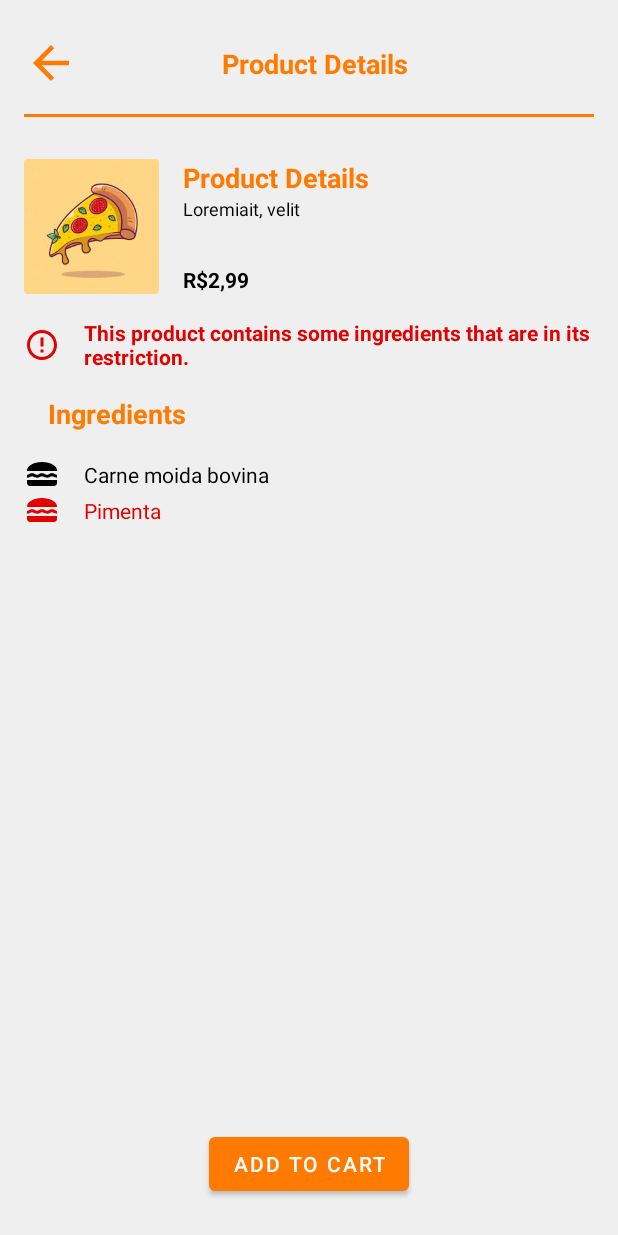
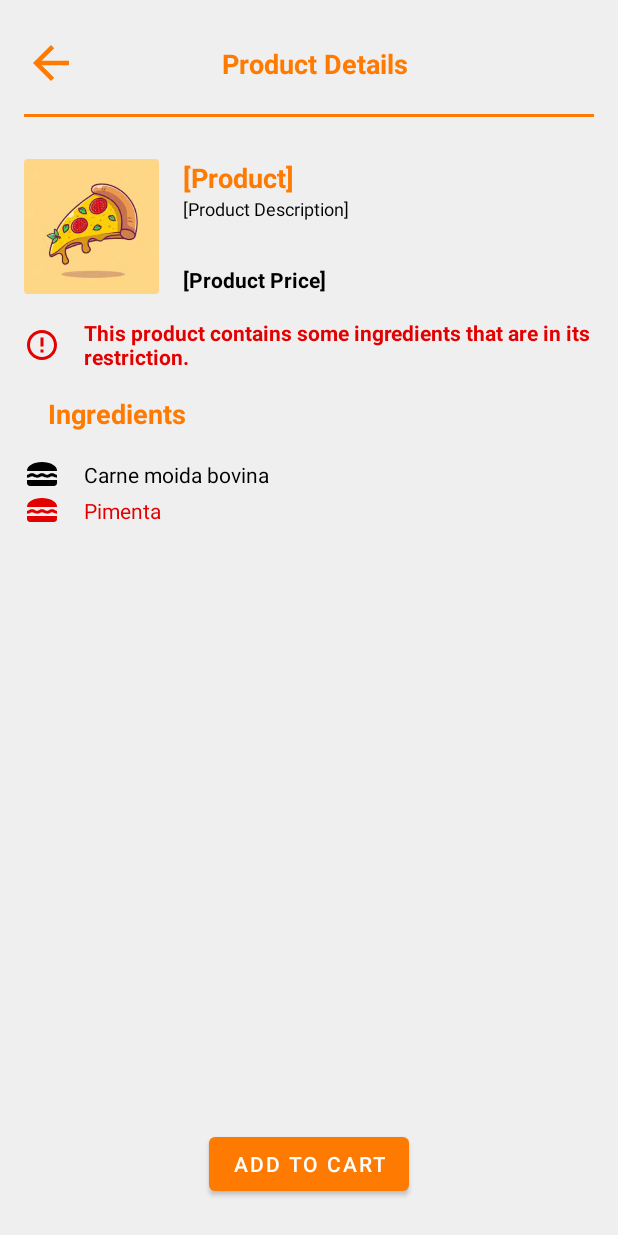
Before and after one commit to miguel57403/safe-eat-client, an Android app: the screen it shows after launch (ProductDetailsActivity), on a phone screen of 412 x 824 dp. Run offline under Robolectric (Android 15) with nearby library versions, the phone set to English and light mode, and no system bars.

Commit message:
Refactor to merge

```diff
--- a/app/src/main/java/mb/safeEat/CartActivity.kt
+++ b/app/src/main/java/mb/safeEat/CartActivity.kt
@@ -29,11 +29,11 @@ class CartActivity : AppCompatActivity() {
     }
 
     private fun createList(): ArrayList<Product> {
-        val list = ArrayList<Product>()
-        list.add(Product(product = "Pizza acebolada", quantifyItem = 3, priceItem = 14.99F, warn = true))
-        list.add(Product(product = "Pizza 4 queijos", quantifyItem = 1, priceItem = 2.99F, warn = false))
-        list.add(Product(product = "Pizza de achova", quantifyItem = 2, priceItem = 2.99F, warn = false))
-        return list
+        return arrayListOf(
+            Product(product = "Pizza acebolada", quantifyItem = 3, priceItem = 14.99F, warn = true),
+            Product(product = "Pizza 4 queijos", quantifyItem = 1, priceItem = 2.99F, warn = false),
+            Product(product = "Pizza de achova", quantifyItem = 2, priceItem = 2.99F, warn = false)
+        )
     }
 }
 
--- a/app/src/main/java/mb/safeEat/ProductDetailsActivity.kt
+++ b/app/src/main/java/mb/safeEat/ProductDetailsActivity.kt
@@ -19,15 +19,17 @@ class ProductDetailsActivity : AppCompatActivity() {
     }
 
     private fun initAdapter() {
-        val adapter = ProductDetailAdapter(
-            arrayListOf(
-                ProductDetail("Carne moida bovina", false),
-                ProductDetail("Pimenta", true),
-            )
-        )
+        val adapter = ProductDetailAdapter(createList())
         val items = findViewById<RecyclerView>(R.id.product_detail_items)
         items.layoutManager = LinearLayoutManager(this)
         items.adapter = adapter
+    }
+
+    private fun createList(): java.util.ArrayList<ProductDetail> {
+        return arrayListOf(
+            ProductDetail("Carne moida bovina", false),
+            ProductDetail("Pimenta", true),
+        )
     }
 }
 
@@ -51,12 +53,12 @@ class ProductDetailAdapter(private var data: ArrayList<ProductDetail>) :
     }
 
     class ViewHolder(itemView: View) : RecyclerView.ViewHolder(itemView) {
-        val content = itemView.findViewById<TextView>(R.id.product_details_item_content)
-        val image = itemView.findViewById<ImageView>(R.id.product_details_item_image)
+        private val content = itemView.findViewById<TextView>(R.id.product_details_item_content)
+        private val image = itemView.findViewById<ImageView>(R.id.product_details_item_image)
 
         fun bind(item: ProductDetail) {
             content.text = item.name
-            if(item.isRestrict) {
+            if (item.isRestrict) {
                 val color = ContextCompat.getColor(itemView.context, R.color.red)
                 content.setTextColor(color)
                 image.setColorFilter(color)
--- a/app/src/main/res/layout/activity_product_details.xml
+++ b/app/src/main/res/layout/activity_product_details.xml
@@ -4,10 +4,9 @@
     xmlns:tools="http://schemas.android.com/tools"
     android:layout_width="match_parent"
     android:layout_height="match_parent"
-    tools:context=".ProductDetailsActivity"
     android:paddingHorizontal="16dp"
     android:paddingVertical="24dp"
-    >
+    tools:context=".ProductDetailsActivity">
 
     <androidx.constraintlayout.widget.ConstraintLayout
         android:id="@+id/orders_header"
@@ -21,25 +20,25 @@
             android:id="@+id/product_details_image"
             android:layout_width="36dp"
             android:layout_height="36dp"
+            android:contentDescription="@string/d_back_button"
+            android:src="@drawable/baseline_arrow_back_24"
             app:layout_constraintStart_toStartOf="parent"
             app:layout_constraintTop_toTopOf="parent"
-            app:tint="@color/orange_500"
-            android:src="@drawable/baseline_arrow_back_24"/>
+            app:tint="@color/orange_500" />
 
         <TextView
             android:id="@+id/product_details_title"
             android:layout_width="wrap_content"
             android:layout_height="wrap_content"
             android:layout_marginStart="8dp"
+            android:text="@string/product_details"
+            android:textColor="@color/orange_500"
+            android:textSize="18sp"
+            android:textStyle="bold"
+            app:layout_constraintBottom_toBottomOf="parent"
+            app:layout_constraintEnd_toEndOf="parent"
             app:layout_constraintStart_toStartOf="parent"
-            app:layout_constraintEnd_toEndOf="parent"
-            app:layout_constraintTop_toTopOf="parent"
-            app:layout_constraintBottom_toBottomOf="parent"
-            android:textColor="@color/orange_500"
-            android:textStyle="bold"
-            android:textSize="18sp"
-            android:text="Product Details" />
-
+            app:layout_constraintTop_toTopOf="parent" />
     </androidx.constraintlayout.widget.ConstraintLayout>
 
     <FrameLayout
@@ -52,8 +51,6 @@
         app:layout_constraintStart_toStartOf="parent"
         app:layout_constraintTop_toBottomOf="@+id/orders_header" />
 
-
-
     <androidx.constraintlayout.widget.ConstraintLayout
         android:id="@+id/product_details_content_card"
         android:layout_width="match_parent"
@@ -61,62 +58,56 @@
         android:layout_marginTop="30dp"
         app:layout_constraintTop_toTopOf="@+id/orders_divider">
 
-
-
         <ImageView
             android:id="@+id/product_details_content_card_image"
             android:layout_width="90dp"
             android:layout_height="90dp"
+            android:contentDescription="@string/d_product_image"
+            android:src="@drawable/detail_product_pizza"
             app:layout_constraintStart_toStartOf="parent"
-                app:layout_constraintTop_toTopOf="parent"
-                android:src="@drawable/detail_product_pizza"/>
+            app:layout_constraintTop_toTopOf="parent" />
 
         <TextView
             android:id="@+id/product_details_content_card_title"
             android:layout_width="wrap_content"
             android:layout_height="wrap_content"
             android:layout_marginStart="16dp"
+            android:text="@string/k_product"
+            android:textColor="@color/orange_500"
+            android:textSize="18sp"
+            android:textStyle="bold"
             app:layout_constraintStart_toEndOf="@+id/product_details_content_card_image"
-                app:layout_constraintTop_toTopOf="parent"
-                android:textColor="@color/orange_500"
-                android:textStyle="bold"
-                android:textSize="18sp"
-                android:text="Product Details" />
+            app:layout_constraintTop_toTopOf="parent" />
 
         <TextView
             android:id="@+id/product_details_content_card_content"
             android:layout_width="0dp"
             android:layout_height="0dp"
+            android:layout_marginStart="16dp"
+            android:ellipsize="end"
             android:justificationMode="inter_word"
-            android:layout_marginStart="16dp"
+            android:maxLines="3"
+            android:text="@string/k_product_description"
+            android:textColor="@color/black"
+            android:textSize="12sp"
+            app:layout_constraintBottom_toTopOf="@+id/product_details_content_card_price"
+            app:layout_constraintEnd_toEndOf="parent"
             app:layout_constraintStart_toEndOf="@+id/product_details_content_card_image"
-            app:layout_constraintTop_toBottomOf="@+id/product_details_content_card_title"
-            app:layout_constraintEnd_toEndOf="parent"
-            app:layout_constraintBottom_toTopOf="@+id/product_details_content_card_price"
-            android:textColor="@color/black"
-            android:maxLines="3"
-            android:ellipsize="end"
-            android:textSize="12sp"
-
-            android:text="Loremiait, velit" />
-
+            app:layout_constraintTop_toBottomOf="@+id/product_details_content_card_title" />
 
         <TextView
             android:id="@+id/product_details_content_card_price"
             android:layout_width="wrap_content"
             android:layout_height="wrap_content"
             android:layout_marginStart="16dp"
+            android:text="@string/k_product_price"
+            android:textColor="@color/black"
+            android:textSize="14sp"
+            android:textStyle="bold"
+            app:layout_constraintBottom_toBottomOf="parent"
             app:layout_constraintStart_toEndOf="@+id/product_details_content_card_image"
-            app:layout_constraintTop_toBottomOf="@+id/product_details_content_card_content"
-            app:layout_constraintBottom_toBottomOf="parent"
-            android:textColor="@color/black"
-            android:textStyle="bold"
-            android:textSize="14sp"
-            android:text="R$2,99" />
-
+            app:layout_constraintTop_toBottomOf="@+id/product_details_content_card_content" />
     </androidx.constraintlayout.widget.ConstraintLayout>
-
-
 
     <androidx.constraintlayout.widget.ConstraintLayout
         android:id="@+id/product_details_content_alert"
@@ -130,66 +121,55 @@
             android:id="@+id/product_details_content_alert_image"
             android:layout_width="24dp"
             android:layout_height="24dp"
+            android:contentDescription="@string/d_icon_warning"
+            android:src="@drawable/baseline_error_outline_24"
+            app:layout_constraintBottom_toBottomOf="parent"
             app:layout_constraintStart_toStartOf="parent"
             app:layout_constraintTop_toTopOf="parent"
-            app:layout_constraintBottom_toBottomOf="parent"
-            android:src="@drawable/baseline_error_outline_24"
             app:tint="@color/red" />
-
 
         <TextView
             android:id="@+id/product_details_content_alert_content"
             android:layout_width="0dp"
             android:layout_height="wrap_content"
             android:layout_marginStart="16dp"
+            android:text="@string/warning_message"
+            android:textColor="@color/red"
+            android:textSize="14sp"
+            android:textStyle="bold"
             app:layout_constraintBottom_toBottomOf="parent"
-            android:textColor="@color/red"
-            android:textStyle="bold"
-            android:textSize="14sp"
             app:layout_constraintEnd_toEndOf="parent"
-            app:layout_constraintTop_toTopOf="parent"
             app:layout_constraintStart_toEndOf="@+id/product_details_content_alert_image"
-            android:text="This product contains some ingredients that are in its restriction. " />
-
-
+            app:layout_constraintTop_toTopOf="parent" />
     </androidx.constraintlayout.widget.ConstraintLayout>
-
-
 
     <TextView
         android:id="@+id/product_details_content_ingredients"
         android:layout_width="0dp"
         android:layout_height="wrap_content"
+        android:layout_marginStart="16dp"
         android:layout_marginTop="16dp"
-        android:layout_marginStart="16dp"
+        android:text="@string/ingredients"
         android:textColor="@color/orange_500"
+        android:textSize="18sp"
         android:textStyle="bold"
-        android:textSize="18sp"
         app:layout_constraintStart_toStartOf="parent"
-        app:layout_constraintTop_toBottomOf="@+id/product_details_content_alert"
-        android:text="Ingredients" />
-
-
-
+        app:layout_constraintTop_toBottomOf="@+id/product_details_content_alert" />
 
     <androidx.recyclerview.widget.RecyclerView
         android:id="@+id/product_detail_items"
         android:layout_width="match_parent"
         android:layout_height="0dp"
         android:layout_marginVertical="16dp"
-        app:layout_constraintTop_toBottomOf="@+id/product_details_content_ingredients"
         app:layout_constraintBottom_toTopOf="@+id/product_detail_button"
-        />
-
+        app:layout_constraintTop_toBottomOf="@+id/product_details_content_ingredients" />
 
     <Button
         android:id="@+id/product_detail_button"
         android:layout_width="wrap_content"
         android:layout_height="wrap_content"
-        android:text="Add to Cart"
+        android:text="@string/add_to_cart"
         app:layout_constraintBottom_toBottomOf="parent"
-        app:layout_constraintStart_toStartOf="parent"
         app:layout_constraintEnd_toEndOf="parent"
-        />
-
+        app:layout_constraintStart_toStartOf="parent" />
 </androidx.constraintlayout.widget.ConstraintLayout>
--- a/app/src/main/res/layout/item_product_detail.xml
+++ b/app/src/main/res/layout/item_product_detail.xml
@@ -8,25 +8,23 @@
         android:id="@+id/product_details_item_image"
         android:layout_width="24dp"
         android:layout_height="24dp"
+        android:src="@drawable/baseline_lunch_dining_24"
+        app:layout_constraintBottom_toBottomOf="parent"
         app:layout_constraintStart_toStartOf="parent"
         app:layout_constraintTop_toTopOf="parent"
-        app:layout_constraintBottom_toBottomOf="parent"
-        android:src="@drawable/baseline_lunch_dining_24"
-        app:tint="@color/black" />
-
+        app:tint="@color/black"
+        android:contentDescription="@string/d_lunch_icon" />
 
     <TextView
         android:id="@+id/product_details_item_content"
         android:layout_width="0dp"
         android:layout_height="wrap_content"
         android:layout_marginStart="16dp"
-        app:layout_constraintBottom_toBottomOf="parent"
+        android:text="@string/k_ingredient"
         android:textColor="@color/black"
         android:textSize="14sp"
+        app:layout_constraintBottom_toBottomOf="parent"
         app:layout_constraintEnd_toEndOf="parent"
-        app:layout_constraintTop_toTopOf="parent"
         app:layout_constraintStart_toEndOf="@+id/product_details_item_image"
-        android:text="Ingredient" />
-
-
+        app:layout_constraintTop_toTopOf="parent" />
 </androidx.constraintlayout.widget.ConstraintLayout>
--- a/app/src/main/res/values/strings.xml
+++ b/app/src/main/res/values/strings.xml
@@ -52,4 +52,10 @@
     <string name="product_details">Product Details</string>
     <string name="k_product">[Product]</string>
     <string name="k_product_description">[Product Description]</string>
+    <string name="k_ingredient">[Ingredient]</string>
+    <string name="d_lunch_icon">Lunch icon</string>
+    <string name="d_product_image">Product image</string>
+    <string name="warning_message">This product contains some ingredients that are in its restriction.</string>
+    <string name="ingredients">Ingredients</string>
+    <string name="add_to_cart">Add to Cart</string>
 </resources>
```
Lines whose indentation alone changed are shown as unchanged.
